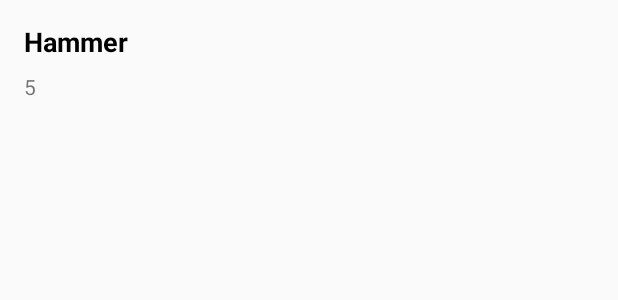
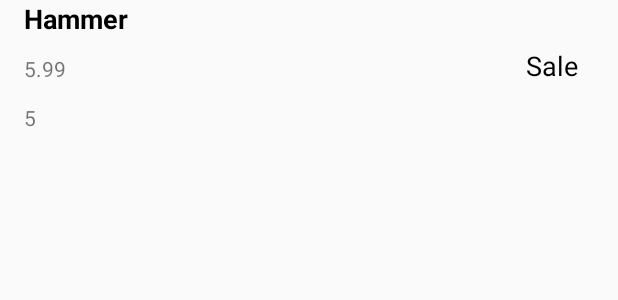
Before and after one commit to VanyaHuaman/InventoryApp, an Android app: the layout list_item.xml on its own in the app's theme, with its tools: preview values and no code run, on a phone screen of 412 x 824 dp. Shown: the top 300 px of the screen. Run offline under Robolectric (Android 15) with nearby library versions, the phone set to English and light mode, and no system bars.

Commit message:
Functionality done except the plus/minus buttons and the sales button

```diff
--- a/app/src/main/AndroidManifest.xml
+++ b/app/src/main/AndroidManifest.xml
@@ -2,6 +2,7 @@
 <manifest xmlns:android="http://schemas.android.com/apk/res/android"
     package="com.example.vanya.inventoryapp">
 
+    <uses-permission android:name="android.permission.CALL_PHONE" />
     <application
         android:allowBackup="true"
         android:icon="@mipmap/ic_launcher"
@@ -9,7 +10,9 @@
         android:roundIcon="@mipmap/ic_launcher_round"
         android:supportsRtl="true"
         android:theme="@style/AppTheme">
+
         <activity android:name=".MainActivity">
+
             <intent-filter>
                 <action android:name="android.intent.action.MAIN" />
 
@@ -17,6 +20,8 @@
             </intent-filter>
         </activity>
         <activity android:name=".EditorActivity" />
+        <activity android:name=".DetailActivity" />
+
         <provider
             android:authorities="com.example.vanya.inventoryapp"
             android:name=".data.ProductProvider"
--- a/app/src/main/java/com/example/vanya/inventoryapp/data/ProductProvider.java
+++ b/app/src/main/java/com/example/vanya/inventoryapp/data/ProductProvider.java
@@ -132,7 +132,7 @@ public class ProductProvider extends ContentProvider {
 
     private int updateProduct(Uri uri, ContentValues values, String selection, String[] selectionArgs){
         String name = values.getAsString(ProductContract.ProductEntry.COLUMN_PRODUCT_NAME);
-        int price = values.getAsInteger(ProductContract.ProductEntry.COLUMN_PRODUCT_PRICE);
+        double price = values.getAsInteger(ProductContract.ProductEntry.COLUMN_PRODUCT_PRICE);
         int quantity = values.getAsInteger(ProductContract.ProductEntry.COLUMN_PRODUCT_QUAN);
         String supplier = values.getAsString(ProductContract.ProductEntry.COLUMN_PRODUCT_SUPPLIER);
         String phonenumber = values.getAsString(ProductContract.ProductEntry.COLUMN_PRODUCT_PHONENUMBER);
--- a/app/src/main/res/layout/list_item.xml
+++ b/app/src/main/res/layout/list_item.xml
@@ -1,30 +1,69 @@
 <?xml version="1.0" encoding="utf-8"?>
-<LinearLayout xmlns:android="http://schemas.android.com/apk/res/android"
+<RelativeLayout xmlns:android="http://schemas.android.com/apk/res/android"
     xmlns:tools="http://schemas.android.com/tools"
     android:orientation="vertical"
     android:layout_width="match_parent"
     android:layout_height="88dp">
 
+    <RelativeLayout
+        android:layout_width="match_parent"
+        android:layout_height="match_parent"
+        android:layout_alignParentStart="true"
+        android:layout_alignParentTop="true"
+        android:orientation="horizontal">
+
         <TextView
             android:id="@+id/list_item_name"
-        android:gravity="bottom"
+            android:layout_width="wrap_content"
+            android:layout_height="wrap_content"
+            android:layout_alignParentStart="true"
+            android:layout_alignParentTop="true"
+            android:paddingBottom="4dp"
             android:paddingStart="16dp"
-        android:paddingBottom="4dp"
-        android:layout_weight="1"
+            android:textColor="@android:color/black"
+            android:textSize="18sp"
             android:textStyle="bold"
-        android:textSize="18sp"
-        android:textColor="@android:color/black"
+            tools:text="Hammer" />
+
+        <TextView
+            android:id="@+id/list_item_price"
             android:layout_width="wrap_content"
-        android:layout_height="0dp"
-        tools:text="Hammer"/>
+            android:layout_height="wrap_content"
+            android:layout_alignParentStart="true"
+            android:layout_centerInParent="true"
+            android:paddingStart="16dp"
+            android:paddingTop="4dp"
+            tools:text="5.99" />
 
         <TextView
             android:id="@+id/list_item_quantity"
+            android:layout_width="wrap_content"
+            android:layout_height="wrap_content"
+            android:layout_alignParentBottom="true"
+            android:layout_alignParentStart="true"
             android:paddingStart="16dp"
             android:paddingTop="4dp"
-        android:layout_weight="1"
-        android:layout_width="wrap_content"
-        android:layout_height="0dp"
-        tools:text="5"/>
+            tools:text="5" />
+
+    </RelativeLayout>
+    <LinearLayout
+        android:id="@+id/sale_layout"
+        android:layout_width="88dp"
+        android:layout_height="88dp"
+        android:gravity="center"
+        android:layout_alignParentEnd="true">
+        <TextView
+            android:id="@+id/sale_button"
+            android:clickable="true"
+            android:layout_width="match_parent"
+            android:layout_height="wrap_content"
+            android:paddingTop="30dp"
+            android:paddingBottom="30dp"
+            android:textAlignment="center"
+            android:textSize="18sp"
+            android:textColor="@android:color/black"
+            android:text="@string/sale"/>
 
     </LinearLayout>
+
+</RelativeLayout>
--- a/app/src/main/res/values/strings.xml
+++ b/app/src/main/res/values/strings.xml
@@ -23,4 +23,10 @@
     <string name="delete_dialog_msg">Delete this Product?</string>
     <string name="delete">Delete</string>
     <string name="cancel">Cancel</string>
+    <string name="sale">Sale</string>
+    <string name="edit">Edit</string>
+    <string name="order">Order</string>
+    <string name="plus_sign">+</string>
+    <string name="minus_sign">-</string>
+    <string name="change_quantity">Change Quantity</string>
 </resources>
```
Also changed, not shown: app/src/main/java/com/example/vanya/inventoryapp/DetailActivity.java (added, +197 -0 lines), app/src/main/java/com/example/vanya/inventoryapp/MainActivity.java (+7 -2 lines), app/src/main/java/com/example/vanya/inventoryapp/ProductCursorAdapter.java (+48 -4 lines), app/src/main/res/layout/activity_detail.xml (added, +123 -0 lines), app/src/main/res/values/styles.xml (+8 -0 lines). Lines whose indentation alone changed are shown as unchanged.
